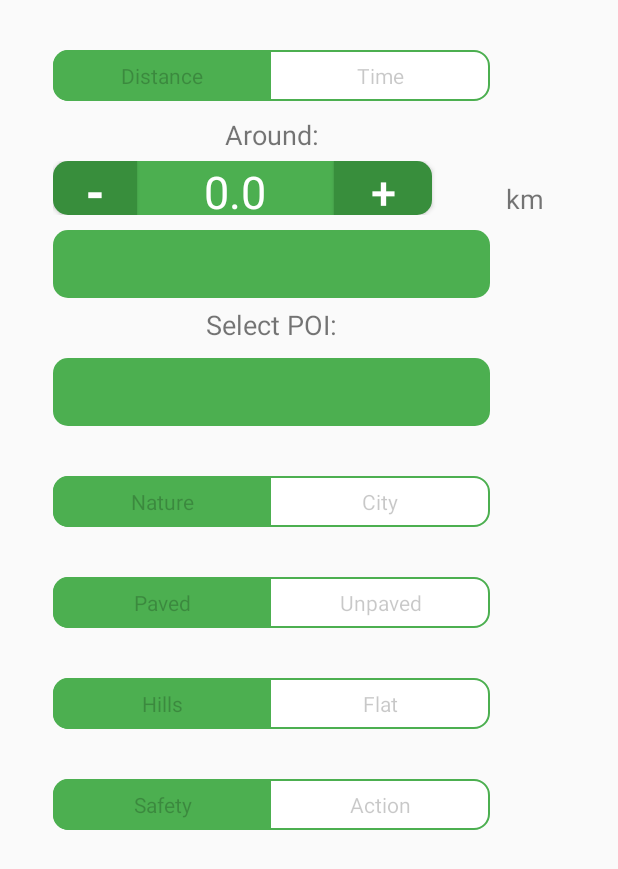
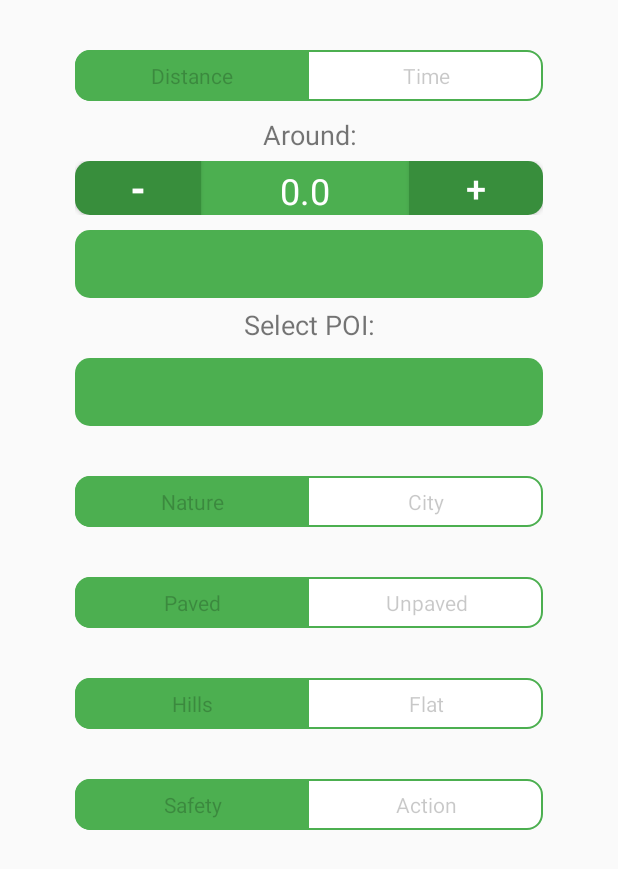
Before and after one commit to oSoc17/lopeningent_android, an Android app: the layout fragment_routesettings.xml on its own in the app's theme, with its tools: preview values and no code run, on a phone screen of 412 x 824 dp. Shown: the top 869 px of the screen. Run offline under Robolectric (Android 15) with nearby library versions, the phone set to English and light mode, and no system bars.

Commit message:
update layout + string values

```diff
--- a/RunamicGhent/mobile/src/main/java/com/dp16/runamicghent/Activities/MainScreen/Fragments/RouteSettingsFragment.java
+++ b/RunamicGhent/mobile/src/main/java/com/dp16/runamicghent/Activities/MainScreen/Fragments/RouteSettingsFragment.java
@@ -294,7 +294,7 @@ public class RouteSettingsFragment extends Fragment {
     }
     //Store and get preference value
     public void getDTvalue(){
-        final TextView tvDT = (TextView)view.findViewById(R.id.tvDT);
+       // final TextView tvDT = (TextView)view.findViewById(R.id.tvDT);
         TextView tvValue = (TextView)view.findViewById(R.id.tvDTValue);
         RadioButton rdbDistance = (RadioButton)view.findViewById(R.id.rdbDistance);
         SharedPreferences preferences = PreferenceManager.getDefaultSharedPreferences(getContext());
@@ -302,12 +302,12 @@ public class RouteSettingsFragment extends Fragment {
         if (rdbDistance.isChecked()){
             hideSpinner();
             getValue = preferences.getString("distanceValue", "0.0");
-            tvDT.setText("km");
+           // tvDT.setText("km");
         }
         else {
             addSpinner();
             getValue = preferences.getString("timeValue", "00:00");
-            tvDT.setText("h:m");
+           // tvDT.setText("h:m");
         }
         tvValue.setText(getValue);
     }
--- a/RunamicGhent/mobile/src/main/res/layout/fragment_routesettings.xml
+++ b/RunamicGhent/mobile/src/main/res/layout/fragment_routesettings.xml
@@ -16,11 +16,12 @@
     tools:context="com.dp16.runamicghent.Activities.MainScreen.Fragments.ProfileFragment">
 
     <LinearLayout
+        android:id="@+id/rootLL"
         android:layout_width="match_parent"
         android:layout_height="wrap_content"
-            android:orientation="vertical"
-            android:id="@+id/rootLL">
-
+        android:layout_marginLeft="50dp"
+        android:layout_marginRight="50dp"
+        android:orientation="vertical">
 
 
         <FrameLayout
@@ -34,8 +35,6 @@
                 android:layout_height="34dp"
                 android:layout_below="@+id/linearLayout"
                 android:layout_centerHorizontal="true"
-                    android:layout_marginLeft="35dp"
-                    android:layout_marginRight="85dp"
                 android:layout_marginTop="33dp"
                 android:layout_weight="0.07"
                 android:background="@drawable/button_round_corners"
@@ -76,21 +75,17 @@
             android:layout_marginTop="10dp"
             android:elevation="1dp"
             android:inputType="textPersonName"
-                android:paddingRight="50dp"
             android:text="@string/around"
             android:textAlignment="center"
             android:textSize="18sp" />
 
         <FrameLayout
             android:layout_width="match_parent"
-                android:layout_height="36dp"
-                android:layout_marginLeft="25dp"
-                android:paddingLeft="10dp">
+            android:layout_height="36dp">
 
             <LinearLayout
                 android:layout_width="match_parent"
                 android:layout_height="match_parent"
-                    android:layout_marginLeft="0dp"
                 android:orientation="horizontal"
                 android:textAlignment="center">
 
@@ -98,24 +93,24 @@
                     android:id="@+id/btnSubsDTValue"
                     android:layout_width="50dp"
                     android:layout_height="match_parent"
+                    android:layout_weight="0.46"
                     android:background="@drawable/button_corners_left"
                     android:text="-"
                     android:textColor="@color/cardview_light_background"
-                        android:textSize="30sp"
-                        android:textStyle="bold"
-                        android:layout_weight="0.21"
-                        android:scaleX="1"
-                        android:scaleY="1"/>
+                    android:textSize="24sp"
+                    android:textStyle="bold" />
 
                 <TextView
                     android:id="@+id/tvDTValue"
-                        android:layout_width="131dp"
+                    android:layout_width="69dp"
                     android:layout_height="match_parent"
+                    android:layout_weight="0.94"
                     android:background="@color/colorAccent"
+                    android:paddingTop="3dp"
                     android:text="0.0"
                     android:textAlignment="center"
                     android:textColor="@color/cardview_light_background"
-                        android:textSize="30sp"
+                    android:textSize="24sp"
                     tools:textStyle="bold" />
 
                 <Button
@@ -126,32 +121,19 @@
                     android:background="@drawable/button_corners_right"
                     android:text="+"
                     android:textColor="@color/cardview_light_background"
-                        android:textSize="30sp"
-                        android:scaleX="1"
-                        android:scaleY="1"/>
-
-                    <TextView
-                        android:id="@+id/tvDT"
-                        android:layout_width="wrap_content"
-                        android:layout_height="31dp"
-                        android:layout_weight="3.34"
-                        android:text="km"
-                        android:textAlignment="center"
-                        android:textSize="18sp" />
+                    android:textSize="24sp" />
 
             </LinearLayout>
         </FrameLayout>
 
         <Spinner
             android:id="@+id/spDifficulty"
-                android:textColor="@color/cardview_light_background"
             android:layout_width="match_parent"
             android:layout_height="45dp"
-                android:layout_marginLeft="35dp"
-                android:layout_marginRight="85dp"
             android:layout_marginTop="10dp"
             android:background="@drawable/corners_spinner"
-                android:dropDownSelector="@color/cardview_light_background" />
+            android:dropDownSelector="@color/cardview_light_background"
+            android:textColor="@color/cardview_light_background" />
 
         <TextView
             android:id="@+id/editText2"
@@ -161,21 +143,18 @@
             android:layout_weight="0.00"
             android:ems="10"
             android:inputType="textPersonName"
-                android:paddingRight="50dp"
             android:text="@string/select_poi"
             android:textAlignment="center"
             android:textSize="18sp" />
 
         <Spinner
             android:id="@+id/spPOI"
-                android:textColor="@color/cardview_light_background"
             android:layout_width="match_parent"
             android:layout_height="45dp"
-                android:layout_marginLeft="35dp"
-                android:layout_marginRight="85dp"
             android:layout_marginTop="10dp"
             android:background="@drawable/corners_spinner"
-                android:dropDownSelector="@color/cardview_light_background" />
+            android:dropDownSelector="@color/cardview_light_background"
+            android:textColor="@color/cardview_light_background" />
 
         <FrameLayout
             android:layout_width="match_parent"
@@ -187,8 +166,6 @@
                 android:layout_width="match_parent"
                 android:layout_height="34dp"
                 android:layout_centerHorizontal="true"
-                    android:layout_marginLeft="35dp"
-                    android:layout_marginRight="85dp"
                 android:layout_marginTop="33dp"
                 android:background="@drawable/button_round_corners"
                 android:checkedButton="@+id/rdbNature"
@@ -228,8 +205,6 @@
                 android:layout_width="match_parent"
                 android:layout_height="34dp"
                 android:layout_centerHorizontal="true"
-                    android:layout_marginLeft="35dp"
-                    android:layout_marginRight="85dp"
                 android:layout_marginTop="33dp"
                 android:background="@drawable/button_round_corners"
                 android:checkedButton="@+id/rdbUnpaved"
@@ -270,8 +245,6 @@
                 android:layout_height="34dp"
                 android:layout_below="@+id/linearLayout"
                 android:layout_centerHorizontal="true"
-                    android:layout_marginLeft="35dp"
-                    android:layout_marginRight="85dp"
                 android:layout_marginTop="33dp"
                 android:layout_weight="0.07"
                 android:background="@drawable/button_round_corners"
@@ -313,8 +286,6 @@
                 android:layout_height="34dp"
                 android:layout_below="@+id/linearLayout"
                 android:layout_centerHorizontal="true"
-                    android:layout_marginLeft="35dp"
-                    android:layout_marginRight="85dp"
                 android:layout_marginTop="33dp"
                 android:layout_weight="0.07"
                 android:background="@drawable/button_round_corners"
```
Also changed, not shown: RunamicGhent/mobile/src/main/java/com/dp16/runamicghent/Activities/MainScreen/Fragments/StartFragment.java (+0 -14 lines), RunamicGhent/mobile/src/main/res/layout/content_profile.xml (+9 -9 lines), RunamicGhent/mobile/src/main/res/layout/fragment_start.xml (+3 -14 lines), RunamicGhent/mobile/src/main/res/values/strings.xml (+10 -0 lines), 1 other file. Lines whose indentation alone changed are shown as unchanged.
